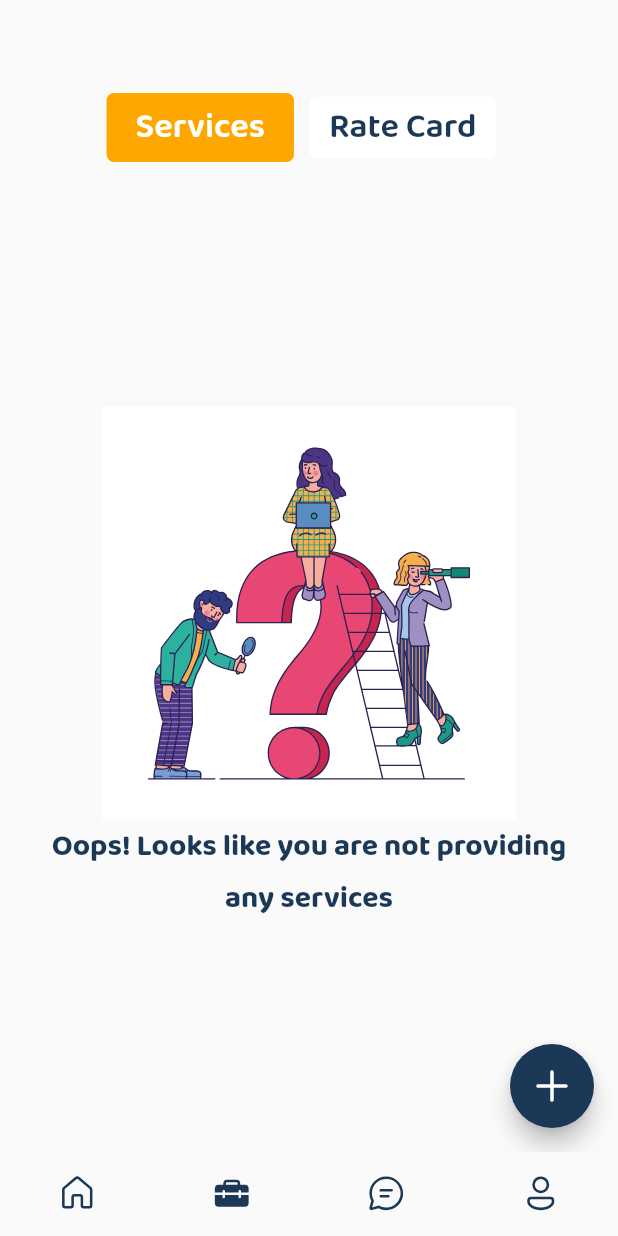
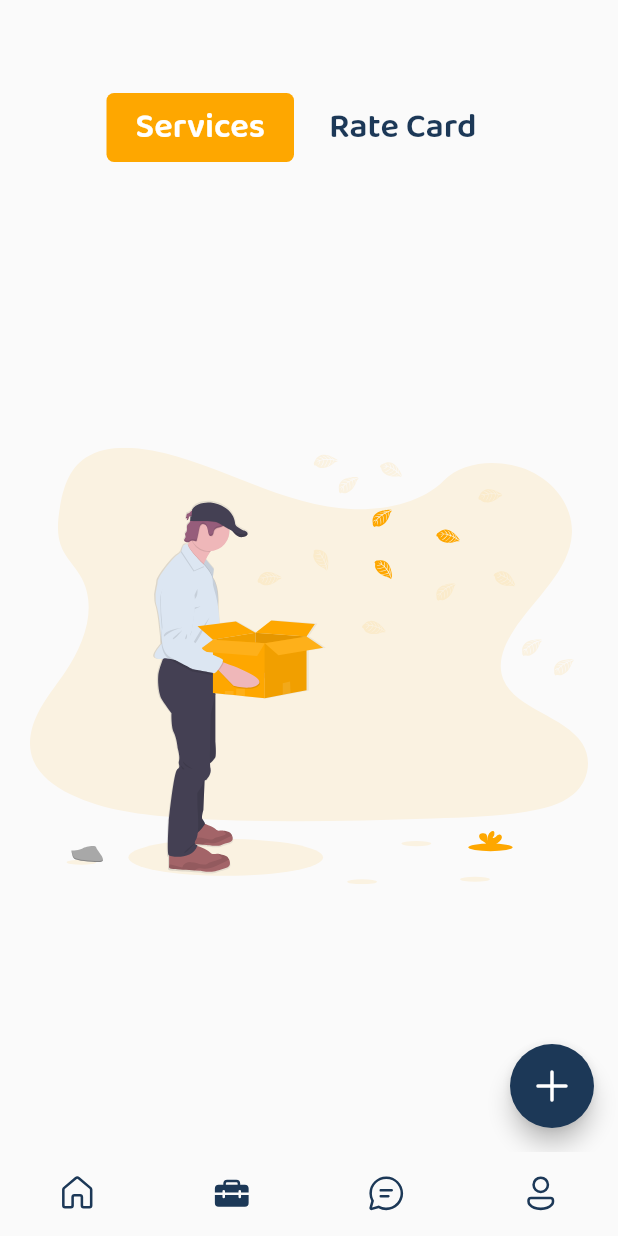
Before and after one commit to lakshya46jain/h4y-partner, a Flutter app: the screen it shows once a user with an empty profile is signed in, item 2 of the bottom bar chosen, on a phone screen of 412 x 824 dp. Run offline on Flutter 3.47's test engine with Material 2 defaults, Android fonts, the phone set to English and light mode, and no system bars; our stand-ins replace cached_network_image, cloud_firestore, firebase_auth, firebase_core, firebase_storage, fluentui_system_icons and 10 more; missing offline and left inert: flutter_phone_direct_caller, rate_my_app, wiredash; accounts and stored records are empty; network calls fail.

Commit message:
Minor Aesthetic Changes

```diff
--- a/lib/constants/custom_tab_bar.dart
+++ b/lib/constants/custom_tab_bar.dart
@@ -122,7 +122,9 @@ class CustomTabBarButton extends StatelessWidget {
         duration: Duration(milliseconds: 1000),
         curve: Curves.fastLinearToSlowEaseIn,
         decoration: BoxDecoration(
-          color: selectedPage == pageNumber ? Color(0xFFFEA700) : Colors.white,
+          color: selectedPage == pageNumber
+              ? Color(0xFFFEA700)
+              : Colors.transparent,
           borderRadius: BorderRadius.circular(5.0),
         ),
         padding: EdgeInsets.symmetric(
--- a/lib/primary_screens/services_screen/services_screen.dart
+++ b/lib/primary_screens/services_screen/services_screen.dart
@@ -69,28 +69,11 @@ class _ServicesScreenState extends State<ServicesScreen> {
                   if (services.length == 0) {
                     return Padding(
                       padding: EdgeInsets.symmetric(horizontal: 20.0),
-                      child: Column(
-                        mainAxisAlignment: MainAxisAlignment.center,
-                        crossAxisAlignment: CrossAxisAlignment.center,
-                        children: [
-                          SizedBox(
-                            height: MediaQuery.of(context).size.height /
-                                (1792 / 600),
-                            child: SvgPicture.asset(
-                              "assets/graphics/Help4You_Illustration_6.svg",
-                            ),
-                          ),
-                          Text(
-                            "Oops! Looks like you are not providing any services",
-                            style: TextStyle(
-                              fontSize: 20.0,
-                              fontFamily: "BalooPaaji",
-                              color: Color(0xFF1C3857),
-                              fontWeight: FontWeight.bold,
-                            ),
-                            textAlign: TextAlign.center,
-                          ),
-                        ],
+                      child: SizedBox(
+                        width: double.infinity,
+                        child: SvgPicture.asset(
+                          "assets/graphics/Help4You_Illustration_6.svg",
+                        ),
                       ),
                     );
                   } else {
--- a/pubspec.yaml
+++ b/pubspec.yaml
@@ -96,7 +96,6 @@ flutter:
     - assets/graphics/Help4You_Illustration_1.svg
     - assets/graphics/Help4You_Illustration_3.svg
     - assets/graphics/Help4You_Illustration_4.svg
-    - assets/graphics/Help4You_Illustration_5.svg
     - assets/graphics/Help4You_Illustration_6.svg
     # Images
     - assets/images/banners/Help4You_Banner.png
```
Also changed, not shown: lib/constants/verification_container.dart (deleted, +0 -125 lines), assets/graphics/Help4You_Illustration_5.svg (deleted), assets/graphics/Help4You_Illustration_6.svg.
